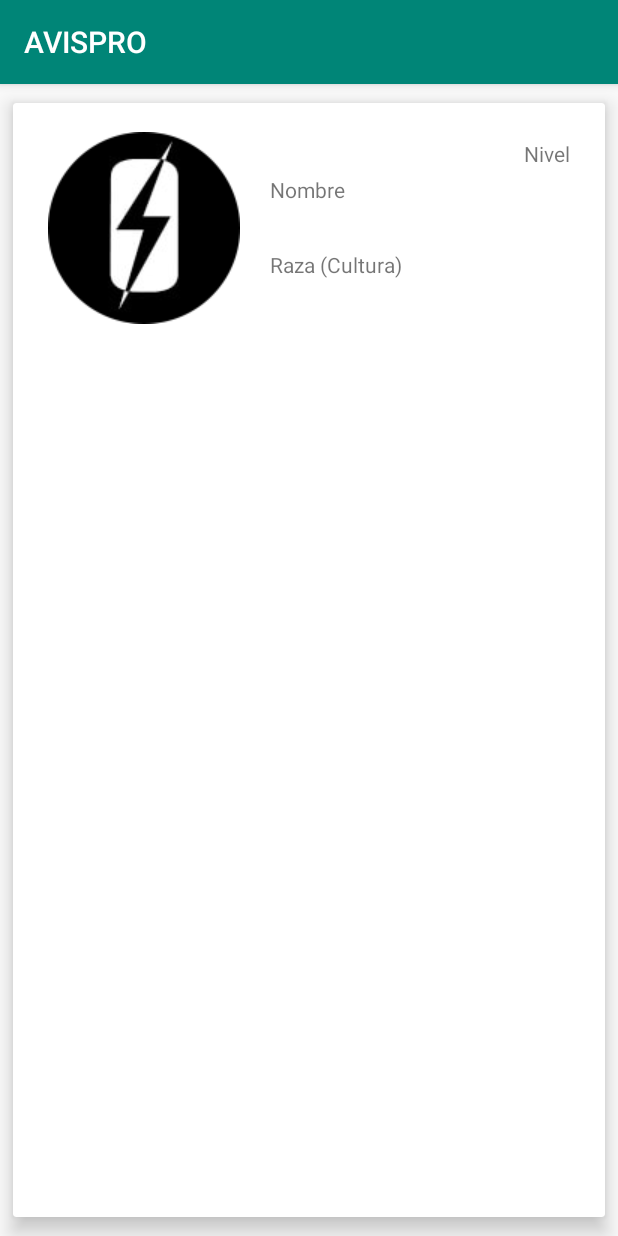
After one commit to GuillermoGarcia/Avispro, an Android app: the ListSheetActivity screen opened directly, with no data from a screen before it, on a phone screen of 412 x 824 dp. The commit adds this screen. Run offline under Robolectric (Android 15) with nearby library versions, the light colour scheme and no system bars.

Commit message:
Recycler Layout

```diff
--- a/app/src/main/AndroidManifest.xml
+++ b/app/src/main/AndroidManifest.xml
@@ -17,7 +17,8 @@
       </intent-filter>
     </activity>
     <activity android:name=".actividades.ListActivity" />
-        <activity android:name=".actividades.RegisterActivity"></activity>
+    <activity android:name=".actividades.RegisterActivity" />
+    <activity android:name=".actividades.ListSheetActivity"></activity>
   </application>
 
 </manifest>
--- /dev/null
+++ b/app/src/main/java/com/example/ulric/avispro/actividades/ListSheetActivity.java
@@ -0,0 +1,26 @@
+package com.example.ulric.avispro.actividades;
+
+import android.graphics.Bitmap;
+import android.graphics.BitmapShader;
+import android.graphics.Canvas;
+import android.graphics.Paint;
+import android.graphics.RectF;
+import android.graphics.Shader;
+import android.graphics.drawable.BitmapDrawable;
+import android.support.v7.app.AppCompatActivity;
+import android.os.Bundle;
+import android.widget.ImageView;
+
+import com.example.ulric.avispro.R;
+
+public class ListSheetActivity extends AppCompatActivity {
+
+  @Override
+  protected void onCreate(Bundle savedInstanceState) {
+    super.onCreate(savedInstanceState);
+    setContentView(R.layout.activity_list_sheet);
+
+
+
+  }
+}
--- a/app/src/main/java/com/example/ulric/avispro/modelos/Habilidad.java
+++ b/app/src/main/java/com/example/ulric/avispro/modelos/Habilidad.java
@@ -36,8 +36,8 @@ public class Habilidad implements Serializable {
   public int getTipo() { return tipo; }
   public boolean isCombate() { return combate; }
 
-  public void setBonusPrincipal(String bonusPrincipal) { this.bonusPrincipal = bonusPrincipal; }
-  public void setBonusSecundario(String bonusSecundario) { this.bonusSecundario = bonusSecundario; }
+  public void setBonusPrincipal(String[] bonusPrincipal) { this.bonusPrincipal = bonusPrincipal; }
+  public void setBonusSecundario(String[] bonusSecundario) { this.bonusSecundario = bonusSecundario; }
   public void setDescripcion(String descripcion) { this.descripcion = descripcion; }
   public void setIdHabilidad(int idHabilidad) { this.idHabilidad = idHabilidad; }
   public void setCombate(boolean combate) { this.combate = combate; }
--- /dev/null
+++ b/app/src/main/res/layout/activity_list_sheet.xml
@@ -0,0 +1,72 @@
+<?xml version="1.0" encoding="utf-8"?>
+<android.support.v7.widget.CardView
+  xmlns:android="http://schemas.android.com/apk/res/android"
+  xmlns:card_view="http://schemas.android.com/apk/res-auto"
+  xmlns:tools="http://schemas.android.com/tools"
+  android:layout_width="match_parent"
+  android:layout_height="match_parent"
+  android:clickable="true"
+  android:focusable="true"
+  card_view:cardElevation="8dp"
+  card_view:cardCornerRadius="2dp"
+  card_view:cardUseCompatPadding="true"
+  card_view:layout_constraintEnd_toEndOf="parent">
+
+
+  <android.support.constraint.ConstraintLayout
+    android:layout_width="match_parent"
+    android:layout_height="150dp"
+    android:layout_marginStart="8dp"
+    android:layout_marginTop="8dp"
+    android:layout_marginEnd="8dp" >
+
+
+    <ImageView
+      android:id="@+id/iavatar"
+      android:layout_width="128dp"
+      android:layout_height="128dp"
+      android:layout_marginStart="15dp"
+      android:layout_marginTop="15dp"
+      android:layout_marginBottom="15dp"
+      android:src="@drawable/avatar_default"
+      android:contentDescription="@string/descp_avatar"
+      card_view:layout_constraintBottom_toBottomOf="parent"
+      card_view:layout_constraintStart_toStartOf="parent"
+      card_view:layout_constraintTop_toTopOf="parent" />
+
+    <TextView
+      android:id="@+id/characterName"
+      android:layout_width="90dp"
+      android:layout_height="20dp"
+      android:layout_marginStart="20dp"
+      android:layout_marginTop="40dp"
+      android:text="@string/character_name"
+      card_view:layout_constraintStart_toEndOf="@+id/iavatar"
+      card_view:layout_constraintTop_toTopOf="parent" />
+
+    <TextView
+      android:id="@+id/characterRace"
+      android:layout_width="90dp"
+      android:layout_height="20dp"
+      android:layout_marginStart="20dp"
+      android:layout_marginBottom="40dp"
+      android:text="@string/character_race"
+      card_view:layout_constraintBottom_toBottomOf="parent"
+      card_view:layout_constraintStart_toEndOf="@+id/iavatar"
+
+      />
+
+    <TextView
+      android:id="@+id/characterLevel"
+      android:layout_width="90dp"
+      android:layout_height="20dp"
+      android:layout_marginTop="16dp"
+      android:layout_marginEnd="16dp"
+      android:gravity="top|end"
+      android:text="@string/character_level"
+      card_view:layout_constraintEnd_toEndOf="parent"
+      card_view:layout_constraintTop_toTopOf="parent" />
+
+
+  </android.support.constraint.ConstraintLayout>
+</android.support.v7.widget.CardView>
--- a/app/src/main/res/values/strings.xml
+++ b/app/src/main/res/values/strings.xml
@@ -18,4 +18,9 @@
   <string name="boton_accept">REGISTRARSE</string>
   <string name="boton_cancel">CANCELAR</string>
 
+  <!-- Sheet Activity -->
+  <string name="descp_avatar">AVATAR</string>
+  <string name="character_name">Nombre Personaje</string>
+  <string name="character_race">Raza (Cultura)</string>
+  <string name="character_level">Nivel</string>
 </resources>
```
Also changed, not shown: app/build.gradle (+10 -2 lines), app/src/main/java/com/example/ulric/avispro/actividades/ListActivity.java (+46 -2 lines), app/src/main/java/com/example/ulric/avispro/actividades/LoginActivity.java (+20 -30 lines), app/src/main/java/com/example/ulric/avispro/actividades/RegisterActivity.java (+22 -10 lines), app/src/main/java/com/example/ulric/avispro/adaptadores/sheetAdapter.java (added, +152 -0 lines), app/src/main/java/com/example/ulric/avispro/modelos/Personaje.java (+19 -6 lines), app/src/main/res/layout/activity_list.xml (+12 -4 lines), app/src/main/res/drawable/avatar_default.png (added), 1 other file. Lines whose indentation alone changed are shown as unchanged.
